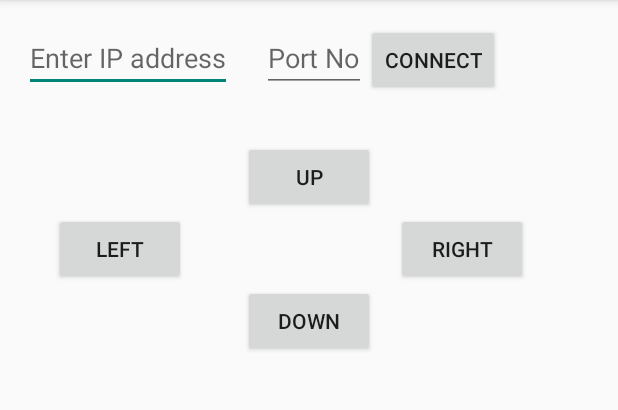
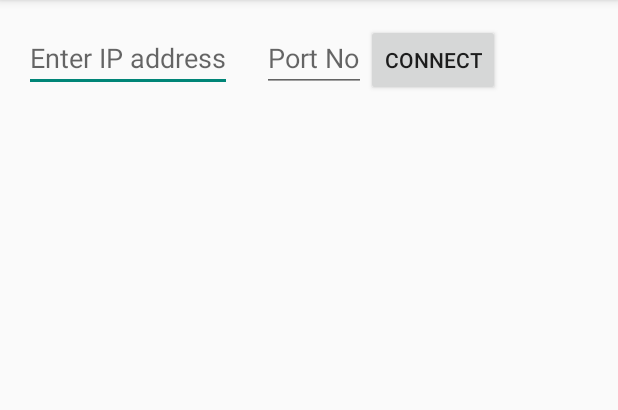
Before and after one commit to amitkumarusc/BotControl, an Android app: the screen it shows after launch (MainActivity), on a phone screen of 412 x 824 dp, the part 84-494 px from its top. Run offline under Robolectric (Android 15) with nearby library versions, the light colour scheme and no system bars.

Commit message:
Final commit

```diff
--- a/app/src/main/java/com/deathadder/viper/clientapp/MainActivity.java
+++ b/app/src/main/java/com/deathadder/viper/clientapp/MainActivity.java
@@ -107,6 +107,7 @@ public class MainActivity extends ActionBarActivity implements View.OnClickListe
             }
 
             if( connection.isConnected()){
+                progress.dismiss();
                 Intent intent = new Intent(this, Tracker.class);
                 startActivity(intent);
             }
--- a/app/src/main/java/com/deathadder/viper/clientapp/Tracker.java
+++ b/app/src/main/java/com/deathadder/viper/clientapp/Tracker.java
@@ -29,6 +29,12 @@ public class Tracker extends ActionBarActivity {
         display = getWindowManager().getDefaultDisplay();
         height = display.getHeight();
         width = display.getWidth();
+    }
+
+    @Override
+    public void onBackPressed() {
+        Connection.setConnected(false);
+        finish();
     }
 
     @Override
--- a/app/src/main/res/layout/activity_main.xml
+++ b/app/src/main/res/layout/activity_main.xml
@@ -44,54 +44,6 @@
 
         </LinearLayout>
 
-        <LinearLayout
-            android:orientation="vertical"
-            android:layout_width="fill_parent"
-            android:layout_height="wrap_content"
-            android:paddingTop="30dp">
-
-            <Button
-                android:layout_width="wrap_content"
-                android:layout_height="wrap_content"
-                android:layout_gravity="center_horizontal"
-                android:text="UP"
-                android:id="@+id/up" />
-        </LinearLayout>
-
-        <LinearLayout
-            android:orientation="horizontal"
-            android:layout_width="fill_parent"
-            android:layout_height="wrap_content">
-
-            <Button
-                android:layout_width="wrap_content"
-                android:layout_height="wrap_content"
-                android:text="LEFT"
-                android:layout_gravity="left"
-                android:layout_marginLeft="20dp"
-                android:id="@+id/left" />
-
-            <Button
-                android:layout_width="wrap_content"
-                android:layout_height="wrap_content"
-                android:layout_gravity="right"
-                android:layout_marginLeft="140dp"
-                android:text="RIGHT"
-                android:id="@+id/right" />
-        </LinearLayout>
-
-        <LinearLayout
-            android:orientation="vertical"
-            android:layout_width="fill_parent"
-            android:layout_height="wrap_content">
-
-            <Button
-                android:layout_width="wrap_content"
-                android:layout_height="wrap_content"
-                android:text="DOWN"
-                android:layout_gravity="center_horizontal"
-                android:id="@+id/down" />
-        </LinearLayout>
 
     </LinearLayout>
 
```
Also changed, not shown: app/src/main/java/com/deathadder/viper/clientapp/Connection.java (+14 -4 lines), 25 other files.
